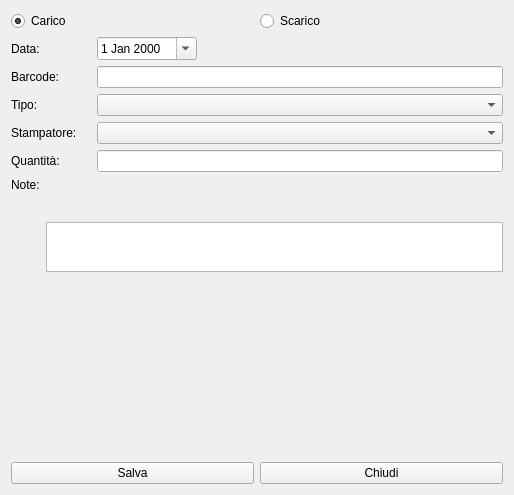
fblabs/CLTags, file ftoperate.ui: the form before one commit.
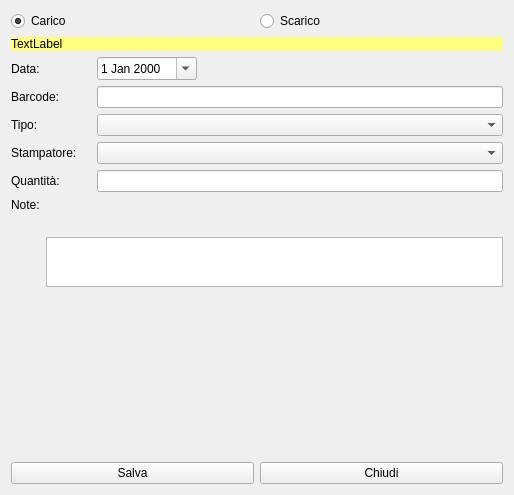
The form after the commit. Icons and pictures are not drawn.

Patch:
```diff
--- a/ftoperate.ui
+++ b/ftoperate.ui
@@ -42,6 +42,16 @@
      </item>
     </layout>
    </item>
+   <item>
+    <widget class="QLabel" name="lbTitle">
+     <property name="styleSheet">
+      <string notr="true">background-color: rgb(255, 255, 127);</string>
+     </property>
+     <property name="text">
+      <string>TextLabel</string>
+     </property>
+    </widget>
+   </item>
    <item>
     <layout class="QHBoxLayout" name="horizontalLayout">
      <item>
```
